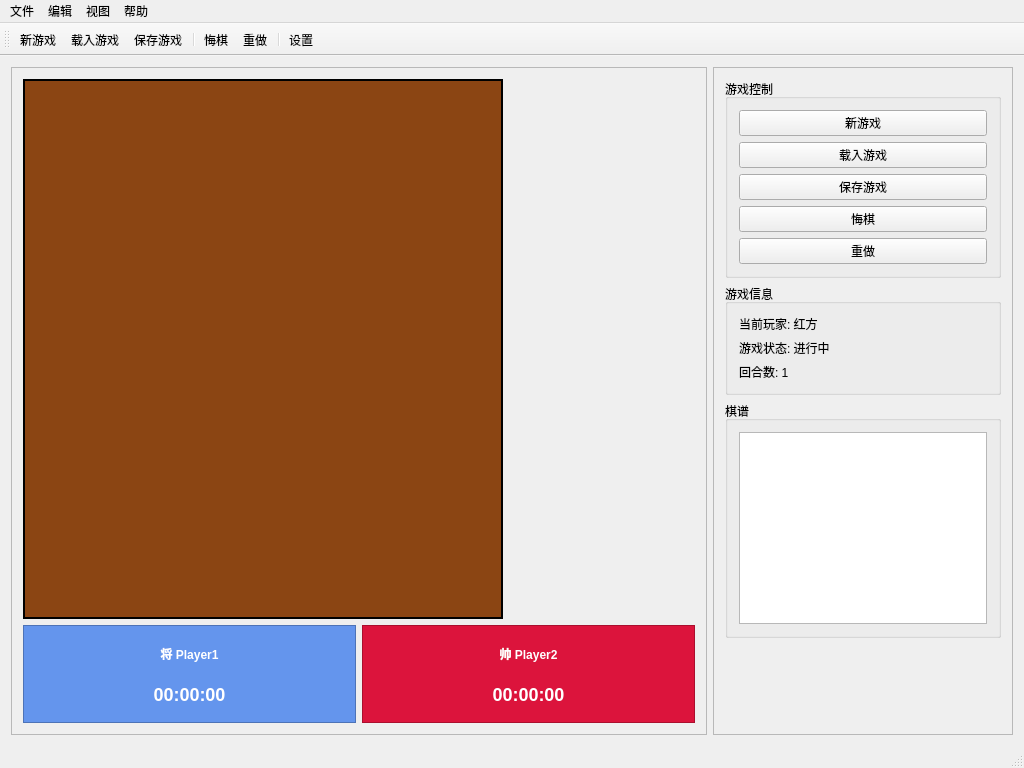
dxjhq/chess, file Chess.ui: the form before one commit.
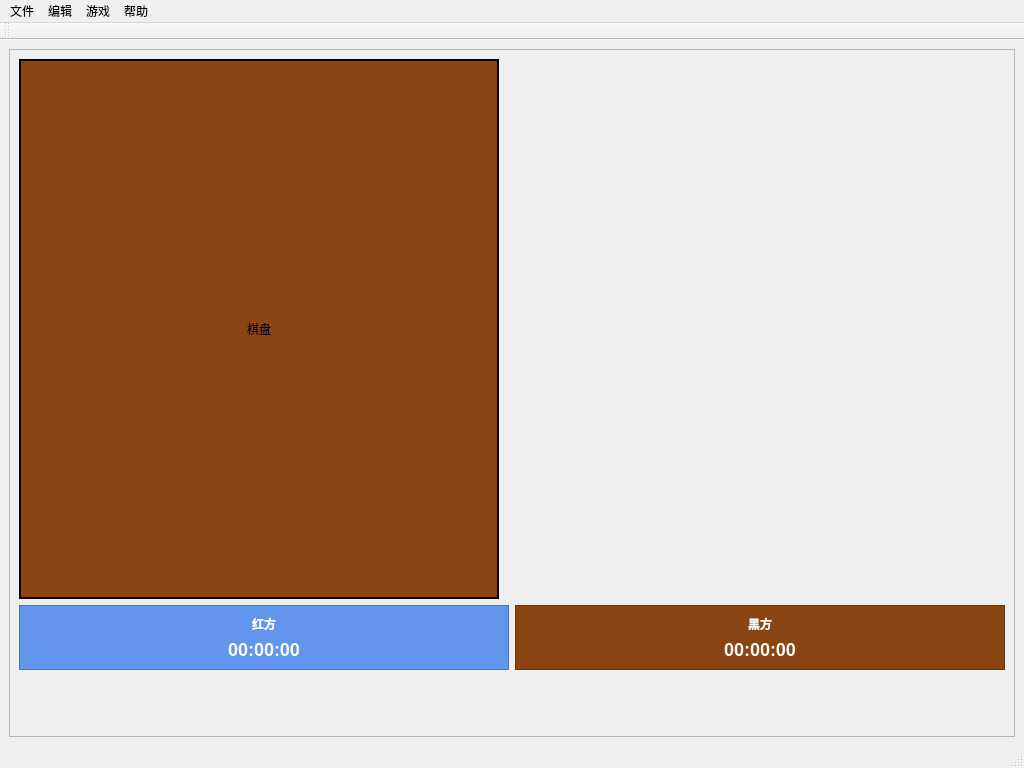
The form after the commit. Icons and pictures are not drawn.

What changed in the file:
```diff
--- a/Chess.ui
+++ b/Chess.ui
@@ -47,7 +47,7 @@
 border: 2px solid black;</string>
          </property>
          <property name="text">
-          <string/>
+          <string>棋盘</string>
          </property>
          <property name="alignment">
           <set>Qt::AlignmentFlag::AlignCenter</set>
@@ -74,7 +74,7 @@
                <string notr="true">color: white; font-weight: bold;</string>
               </property>
               <property name="text">
-               <string>将 Player1</string>
+               <string>红方</string>
               </property>
               <property name="alignment">
                <set>Qt::AlignmentFlag::AlignCenter</set>
@@ -100,7 +100,7 @@
          <item>
           <widget class="QFrame" name="player2Frame">
            <property name="styleSheet">
-            <string notr="true">background-color: rgb(220, 20, 60);</string>
+            <string notr="true">background-color: rgb(139, 69, 19);</string>
            </property>
            <property name="frameShape">
             <enum>QFrame::Shape::StyledPanel</enum>
@@ -115,7 +115,7 @@
                <string notr="true">color: white; font-weight: bold;</string>
               </property>
               <property name="text">
-               <string>帅 Player2</string>
+               <string>黑方</string>
               </property>
               <property name="alignment">
                <set>Qt::AlignmentFlag::AlignCenter</set>
@@ -140,123 +140,6 @@
          </item>
         </layout>
        </item>
-      </layout>
-     </widget>
-    </item>
-    <item>
-     <widget class="QFrame" name="controlFrame">
-      <property name="minimumSize">
-       <size>
-        <width>300</width>
-        <height>0</height>
-       </size>
-      </property>
-      <property name="maximumSize">
-       <size>
-        <width>300</width>
-        <height>16777215</height>
-       </size>
-      </property>
-      <property name="frameShape">
-       <enum>QFrame::Shape::StyledPanel</enum>
-      </property>
-      <property name="frameShadow">
-       <enum>QFrame::Shadow::Raised</enum>
-      </property>
-      <layout class="QVBoxLayout" name="controlLayout">
-       <item>
-        <widget class="QGroupBox" name="gameControlGroup">
-         <property name="title">
-          <string>游戏控制</string>
-         </property>
-         <layout class="QVBoxLayout" name="gameControlLayout">
-          <item>
-           <widget class="QPushButton" name="newGameButton">
-            <property name="text">
-             <string>新游戏</string>
-            </property>
-           </widget>
-          </item>
-          <item>
-           <widget class="QPushButton" name="loadGameButton">
-            <property name="text">
-             <string>载入游戏</string>
-            </property>
-           </widget>
-          </item>
-          <item>
-           <widget class="QPushButton" name="saveGameButton">
-            <property name="text">
-             <string>保存游戏</string>
-            </property>
-           </widget>
-          </item>
-          <item>
-           <widget class="QPushButton" name="undoButton">
-            <property name="text">
-             <string>悔棋</string>
-            </property>
-           </widget>
-          </item>
-          <item>
-           <widget class="QPushButton" name="redoButton">
-            <property name="text">
-             <string>重做</string>
-            </property>
-           </widget>
-          </item>
-         </layout>
-        </widget>
-       </item>
-       <item>
-        <widget class="QGroupBox" name="gameInfoGroup">
-         <property name="title">
-          <string>游戏信息</string>
-         </property>
-         <layout class="QVBoxLayout" name="gameInfoLayout">
-          <item>
-           <widget class="QLabel" name="currentPlayerLabel">
-            <property name="text">
-             <string>当前玩家: 红方</string>
-            </property>
-           </widget>
-          </item>
-          <item>
-           <widget class="QLabel" name="gameStatusLabel">
-            <property name="text">
-             <string>游戏状态: 进行中</string>
-            </property>
-           </widget>
-          </item>
-          <item>
-           <widget class="QLabel" name="moveCountLabel">
-            <property name="text">
-             <string>回合数: 1</string>
-            </property>
-           </widget>
-          </item>
-         </layout>
-        </widget>
-       </item>
-       <item>
-        <widget class="QGroupBox" name="moveHistoryGroup">
-         <property name="title">
-          <string>棋谱</string>
-         </property>
-         <layout class="QVBoxLayout" name="moveHistoryLayout">
-          <item>
-           <widget class="QListWidget" name="moveHistoryList">
-            <property name="maximumSize">
-             <size>
-              <width>16777215</width>
-              <height>200</height>
-             </size>
-            </property>
-           </widget>
-          </item>
-         </layout>
-        </widget>
-       </item>
        <item>
         <spacer name="verticalSpacer">
          <property name="orientation">
@@ -281,10 +164,10 @@
      <x>0</x>
      <y>0</y>
      <width>1024</width>
-     <height>33</height>
+     <height>22</height>
     </rect>
    </property>
-   <widget class="QMenu" name="fileMenu">
+   <widget class="QMenu" name="menuFile">
     <property name="title">
      <string>文件</string>
     </property>
@@ -295,7 +178,7 @@
     <addaction name="separator"/>
     <addaction name="exitAction"/>
    </widget>
-   <widget class="QMenu" name="editMenu">
+   <widget class="QMenu" name="menuEdit">
     <property name="title">
      <string>编辑</string>
     </property>
@@ -304,24 +187,24 @@
     <addaction name="separator"/>
     <addaction name="settingsAction"/>
    </widget>
-   <widget class="QMenu" name="viewMenu">
+   <widget class="QMenu" name="menuGame">
     <property name="title">
-     <string>视图</string>
+     <string>游戏</string>
     </property>
     <addaction name="showCoordinatesAction"/>
     <addaction name="showLastMoveAction"/>
    </widget>
-   <widget class="QMenu" name="helpMenu">
+   <widget class="QMenu" name="menuHelp">
     <property name="title">
      <string>帮助</string>
     </property>
     <addaction name="aboutAction"/>
     <addaction name="aboutQtAction"/>
    </widget>
-   <addaction name="fileMenu"/>
-   <addaction name="editMenu"/>
-   <addaction name="viewMenu"/>
-   <addaction name="helpMenu"/>
+   <addaction name="menuFile"/>
+   <addaction name="menuEdit"/>
+   <addaction name="menuGame"/>
+   <addaction name="menuHelp"/>
   </widget>
   <widget class="QToolBar" name="mainToolBar">
    <attribute name="toolBarArea">
@@ -330,14 +213,6 @@
    <attribute name="toolBarBreak">
     <bool>false</bool>
    </attribute>
-   <addaction name="newGameAction"/>
-   <addaction name="loadGameAction"/>
-   <addaction name="saveGameAction"/>
-   <addaction name="separator"/>
-   <addaction name="undoAction"/>
-   <addaction name="redoAction"/>
-   <addaction name="separator"/>
-   <addaction name="settingsAction"/>
   </widget>
   <widget class="QStatusBar" name="statusBar"/>
   <action name="newGameAction">
@@ -346,7 +221,7 @@
      <normaloff>:/Chess/Resources/new.png</normaloff>:/Chess/Resources/new.png</iconset>
    </property>
    <property name="text">
-    <string>新游戏</string>
+    <string>新建</string>
    </property>
    <property name="toolTip">
     <string>开始新游戏</string>
@@ -361,7 +236,7 @@
      <normaloff>:/Chess/Resources/open.png</normaloff>:/Chess/Resources/open.png</iconset>
    </property>
    <property name="text">
-    <string>载入游戏</string>
+    <string>打开</string>
    </property>
    <property name="toolTip">
     <string>载入保存的游戏</string>
@@ -376,7 +251,7 @@
      <normaloff>:/Chess/Resources/save.png</normaloff>:/Chess/Resources/save.png</iconset>
    </property>
    <property name="text">
-    <string>保存游戏</string>
+    <string>另存为</string>
    </property>
    <property name="toolTip">
     <string>保存当前游戏</string>
@@ -399,13 +274,7 @@
      <normaloff>:/Chess/Resources/undo.png</normaloff>:/Chess/Resources/undo.png</iconset>
    </property>
    <property name="text">
-    <string>悔棋</string>
-   </property>
-   <property name="toolTip">
-    <string>撤销上一步</string>
-   </property>
-   <property name="shortcut">
-    <string>Ctrl+Z</string>
+    <string>撤销</string>
    </property>
   </action>
   <action name="redoAction">
@@ -429,7 +298,7 @@
      <normaloff>:/Chess/Resources/settings.png</normaloff>:/Chess/Resources/settings.png</iconset>
    </property>
    <property name="text">
-    <string>设置</string>
+    <string>翻转棋盘</string>
    </property>
    <property name="toolTip">
     <string>游戏设置</string>
@@ -462,7 +331,6 @@
    </property>
   </action>
  </widget>
- <layoutdefault spacing="6" margin="11"/>
  <resources>
   <include location="Chess.qrc"/>
  </resources>
```
Left out of the diff: 288 changed lines with no effect on the pictures.
